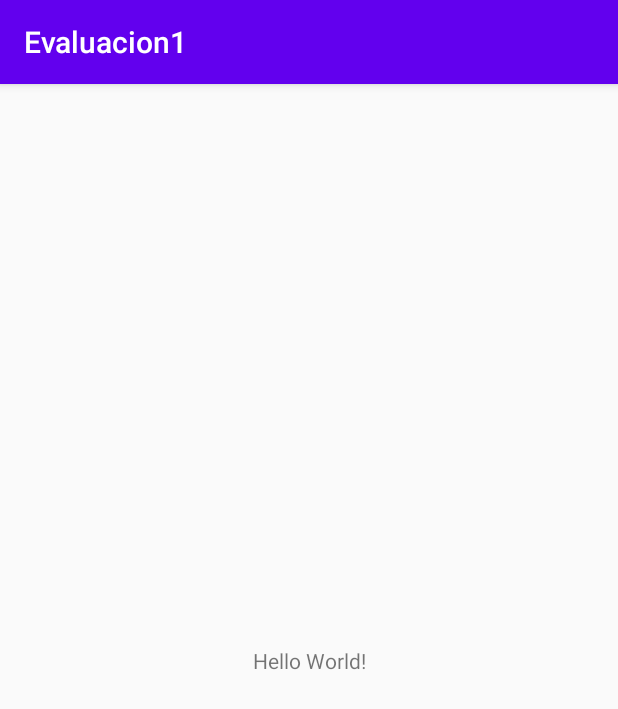
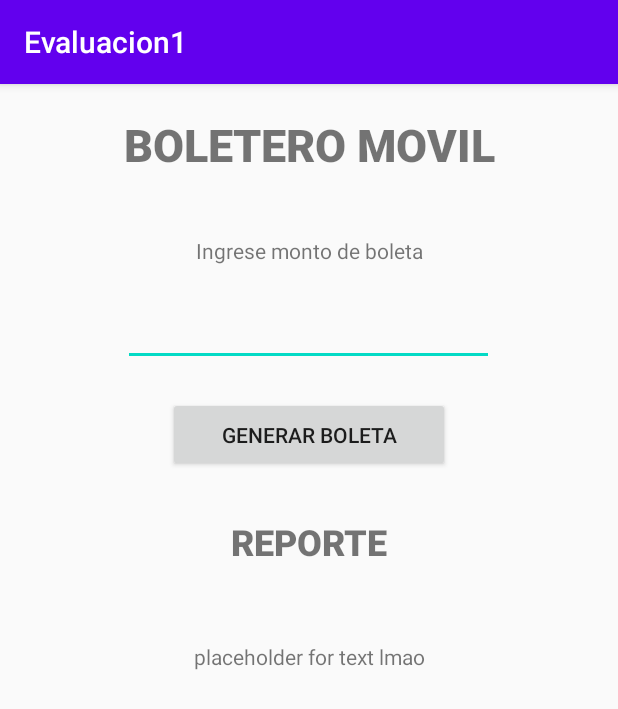
Before and after one commit to Zeretto4210/Evaluacion1, an Android app: the screen it shows after launch (MainActivity), on a phone screen of 412 x 824 dp. Shown: the top 709 px of the screen. Run offline under Robolectric (Android 15) with nearby library versions, the phone set to English and light mode, and no system bars.

Commit message:
Primer layout base, no hay funcionalidad todavía.

```diff
--- a/app/src/main/res/layout/activity_main.xml
+++ b/app/src/main/res/layout/activity_main.xml
@@ -7,12 +7,92 @@
     tools:context=".MainActivity">
 
     <TextView
+        android:id="@+id/l_title"
         android:layout_width="wrap_content"
         android:layout_height="wrap_content"
-        android:text="Hello World!"
-        app:layout_constraintBottom_toBottomOf="parent"
-        app:layout_constraintLeft_toLeftOf="parent"
-        app:layout_constraintRight_toRightOf="parent"
+        android:fontFamily="sans-serif-black"
+        android:text="BOLETERO MOVIL"
+        android:textSize="30sp"
+        app:layout_constraintBottom_toTopOf="@+id/guideline"
+        app:layout_constraintEnd_toEndOf="parent"
+        app:layout_constraintStart_toStartOf="parent"
         app:layout_constraintTop_toTopOf="parent" />
 
+    <androidx.constraintlayout.widget.Guideline
+        android:id="@+id/guideline"
+        android:layout_width="wrap_content"
+        android:layout_height="wrap_content"
+        android:orientation="horizontal"
+        app:layout_constraintGuide_begin="80dp" />
+
+    <EditText
+        android:id="@+id/i_value"
+        android:layout_width="247dp"
+        android:layout_height="46dp"
+        android:ems="10"
+        android:inputType="number"
+        app:layout_constraintBottom_toTopOf="@+id/b_send"
+        app:layout_constraintEnd_toEndOf="parent"
+        app:layout_constraintHorizontal_bias="0.497"
+        app:layout_constraintStart_toStartOf="parent"
+        app:layout_constraintTop_toBottomOf="@+id/l_subtitle" />
+
+    <Button
+        android:id="@+id/b_send"
+        android:layout_width="188dp"
+        android:layout_height="50dp"
+        android:text="Generar Boleta"
+        app:layout_constraintBottom_toTopOf="@+id/guideline2"
+        app:layout_constraintEnd_toEndOf="parent"
+        app:layout_constraintStart_toStartOf="parent"
+        app:layout_constraintTop_toBottomOf="@+id/i_value" />
+
+    <androidx.constraintlayout.widget.Guideline
+        android:id="@+id/guideline2"
+        android:layout_width="wrap_content"
+        android:layout_height="wrap_content"
+        android:orientation="horizontal"
+        app:layout_constraintGuide_begin="280dp" />
+
+    <TextView
+        android:id="@+id/l_subtitle"
+        android:layout_width="wrap_content"
+        android:layout_height="wrap_content"
+        android:text="Ingrese monto de boleta"
+        app:layout_constraintBottom_toTopOf="@+id/i_value"
+        app:layout_constraintEnd_toEndOf="parent"
+        app:layout_constraintStart_toStartOf="parent"
+        app:layout_constraintTop_toTopOf="@+id/guideline" />
+
+    <TextView
+        android:id="@+id/l_title2"
+        android:layout_width="wrap_content"
+        android:layout_height="wrap_content"
+        android:fontFamily="sans-serif-black"
+        android:text="REPORTE"
+        android:textSize="24sp"
+        app:layout_constraintBottom_toTopOf="@+id/guideline3"
+        app:layout_constraintEnd_toEndOf="parent"
+        app:layout_constraintHorizontal_bias="0.5"
+        app:layout_constraintStart_toStartOf="parent"
+        app:layout_constraintTop_toTopOf="@+id/guideline2" />
+
+    <androidx.constraintlayout.widget.Guideline
+        android:id="@+id/guideline3"
+        android:layout_width="wrap_content"
+        android:layout_height="wrap_content"
+        android:orientation="horizontal"
+        app:layout_constraintGuide_begin="330dp" />
+
+    <TextView
+        android:id="@+id/l_report"
+        android:layout_width="wrap_content"
+        android:layout_height="wrap_content"
+        android:text="placeholder for text lmao"
+        app:layout_constraintBottom_toBottomOf="parent"
+        app:layout_constraintEnd_toEndOf="parent"
+        app:layout_constraintStart_toStartOf="parent"
+        app:layout_constraintTop_toTopOf="@+id/guideline3"
+        app:layout_constraintVertical_bias="0.1" />
+
 </androidx.constraintlayout.widget.ConstraintLayout>
```
